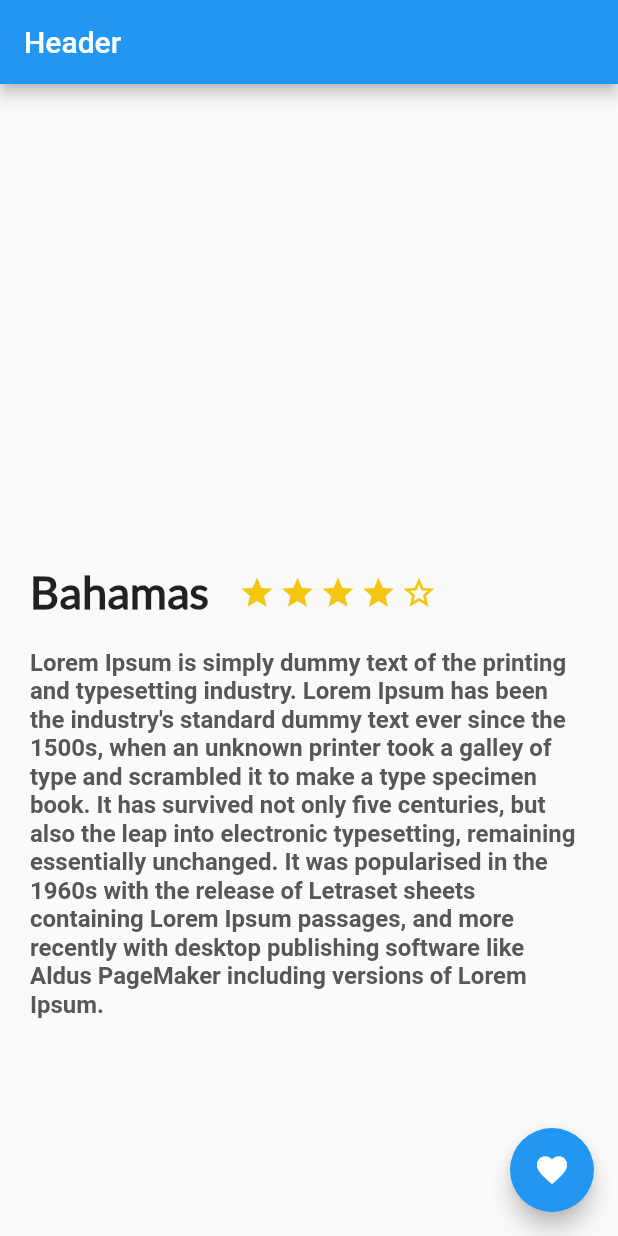
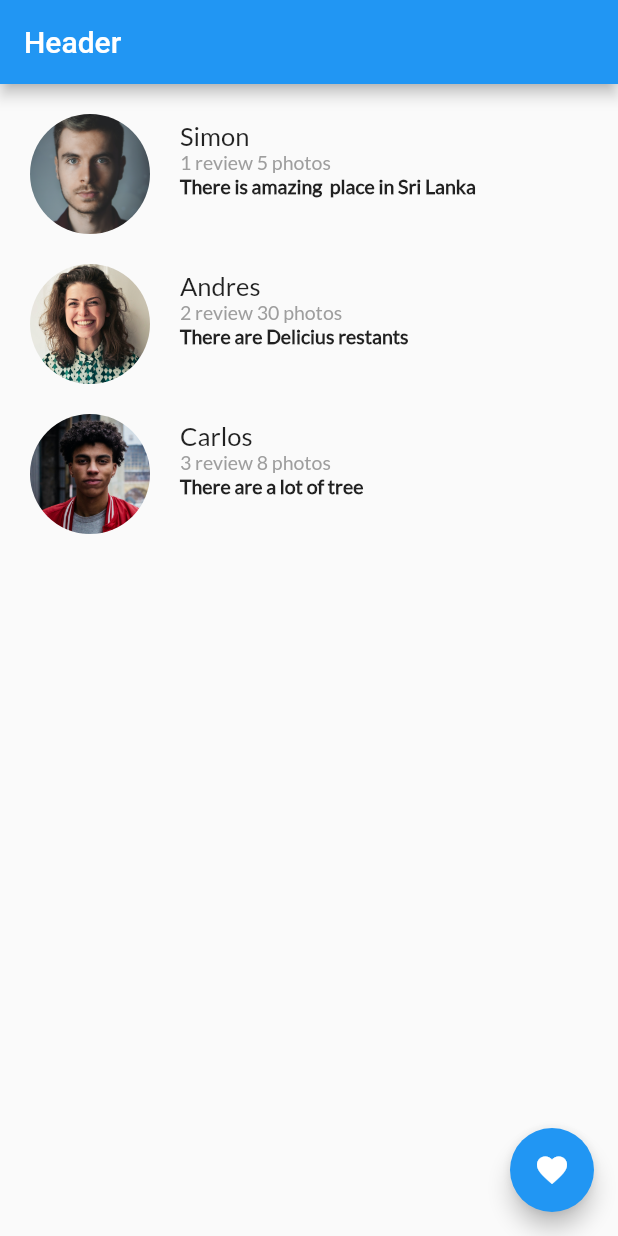
Before and after one commit to janerleonardo/FlutterBasic, a Flutter app: the screen it shows after launch, on a phone screen of 412 x 824 dp. Run offline on Flutter 3.47's test engine with Material 2 defaults, Android fonts, the phone set to English and light mode, and no system bars.

Commit message:
Create Review List  and many  Photos

```diff
--- a/lib/main.dart
+++ b/lib/main.dart
@@ -1,5 +1,6 @@
 import 'package:flutter/material.dart';
 import 'description_place.dart';
+import 'review_place_list.dart';
 void main() {
   runApp( MyApp());
 }
@@ -30,7 +31,7 @@ class MyApp extends StatelessWidget {
         appBar: AppBar(
           title: Text("Header"),
         ),
-        body: new DescriptionPlace("Bahamas",4,stringDommy) ,
+        body: new ReviewPlaceList(),   //DescriptionPlace("Bahamas",4,stringDommy) ,
         floatingActionButton: FloatingActionButton(onPressed: () => 1+1 ,
           tooltip: "Button",
           child: Icon(Icons.favorite),
--- a/lib/review_place.dart
+++ b/lib/review_place.dart
@@ -3,8 +3,11 @@ import 'package:flutter/material.dart';
 
 class ReviewPlace extends StatelessWidget {
   String pathImage = "assets/img/simon.jpg";
+  String name = "Jan3r";
+  String details = "1 review 5 photos";
+  String comment = "There is amazing  place in Sri Lanka";
 
-  ReviewPlace(this.pathImage);
+  ReviewPlace(this.pathImage, this.name,this.details,this.comment);
 
   @override
   Widget build(Object context) {
@@ -27,9 +30,65 @@ class ReviewPlace extends StatelessWidget {
    ) ;
 
 
+   final userName = Container(
+      margin: EdgeInsets.only(
+        left: 20.0
+      ),
+      child: Text(
+        name,
+        textAlign: TextAlign.left,
+        style: TextStyle(
+          fontFamily: "Lato",
+          fontSize: 17.0
+        ) ,
+        ),
+   );
+
+    final userInfo = Container(
+      margin: EdgeInsets.only(
+        left: 20.0
+      ),
+      child: Text(
+        details,
+        textAlign: TextAlign.left,
+        style: TextStyle(
+          fontFamily: "Lato",
+          fontSize: 13.0,
+          color: Colors.grey
+        ) ,
+        ),
+   );
+
+    final userComment = Container(
+      margin: EdgeInsets.only(
+        left: 20.0
+      ),
+      child: Text(
+        comment,
+        textAlign: TextAlign.left,
+        style: TextStyle(
+          fontFamily: "Lato",
+          fontSize: 13.0,
+          fontWeight: FontWeight.w700
+        ) ,
+        ),
+   );
+
+   final userDetails = Column(
+      crossAxisAlignment: CrossAxisAlignment.start,
+      children: [
+        userName,
+        userInfo,
+        userComment
+      ],
+   );
+
+
+
    return Row(
     children: [
-
+      photo,
+      userDetails
     ],
    );
 
--- /dev/null
+++ b/lib/review_place_list.dart
@@ -0,0 +1,19 @@
+import 'package:flutter/material.dart';
+import 'review_place.dart';
+class ReviewPlaceList extends StatelessWidget {
+  @override
+  Widget build(BuildContext context) {
+    // TODO: implement build
+
+    return Column(
+        crossAxisAlignment: CrossAxisAlignment.start,
+        children: <Widget> [
+          ReviewPlace("assets/img/simon.jpg", "Simon", "1 review 5 photos", "There is amazing  place in Sri Lanka"),
+          ReviewPlace("assets/img/andres.jpg", "Andres", "2 review 30 photos", "There are Delicius restants"),
+          ReviewPlace("assets/img/carlos.jpg", "Carlos", "3 review 8 photos", "There are a lot of tree "),
+        ],
+    );
+
+  }
+
+}
--- a/pubspec.yaml
+++ b/pubspec.yaml
@@ -89,7 +89,7 @@ flutter:
   # For details regarding fonts from package dependencies,
   # see https://flutter.dev/custom-fonts/#from-packages
   assets:
-    - assets/img/simon.jpg
+    - assets/img/
 
   fonts:
     - family: Lato
```
Also changed, not shown: assets/img/andres.jpg (added), assets/img/carlos.jpg (added).
